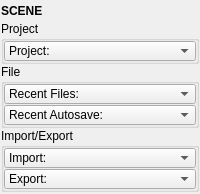
m3trik/tentacle, file tentacle/ui/scene.ui: the form before one commit.
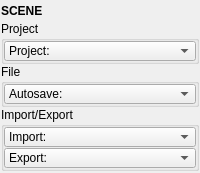
The form after the commit. Custom widgets are drawn as their Qt base class.

What changed in the file:
```diff
--- a/tentacle/ui/scene.ui
+++ b/tentacle/ui/scene.ui
@@ -10,7 +10,7 @@
     <x>0</x>
     <y>0</y>
     <width>200</width>
-    <height>194</height>
+    <height>173</height>
    </rect>
   </property>
   <property name="tabShape">
@@ -138,33 +138,6 @@
          <property name="bottomMargin">
           <number>0</number>
          </property>
-         <item>
-          <widget class="ComboBox" name="cmb005">
-           <property name="minimumSize">
-            <size>
-             <width>0</width>
-             <height>20</height>
-            </size>
-           </property>
-           <property name="maximumSize">
-            <size>
-             <width>16777215</width>
-             <height>20</height>
-            </size>
-           </property>
-           <property name="toolTip">
-            <string>Any recent scenes will appear here.</string>
-           </property>
-           <property name="maxVisibleItems">
-            <number>40</number>
-           </property>
-           <item>
-            <property name="text">
-             <string>Recent Files:</string>
-            </property>
-           </item>
-          </widget>
-         </item>
          <item>
           <widget class="ComboBox" name="cmb002">
            <property name="minimumSize">
@@ -187,7 +160,7 @@
            </property>
            <item>
             <property name="text">
-             <string>Recent Autosave:</string>
+             <string>Autosave:</string>
             </property>
            </item>
           </widget>
```
